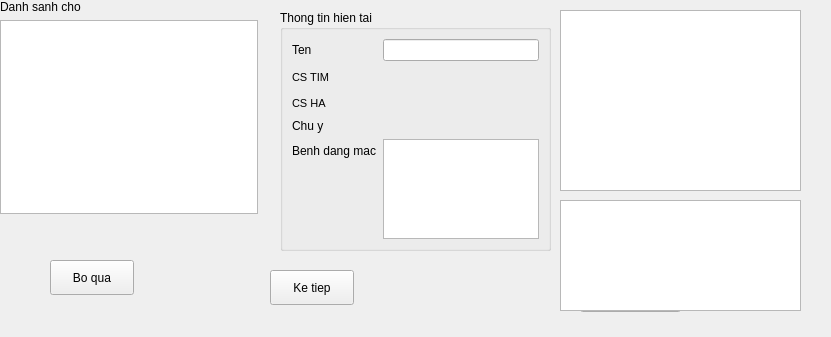
xdien/tcmr, file tiemngua.ui: the form before one commit.
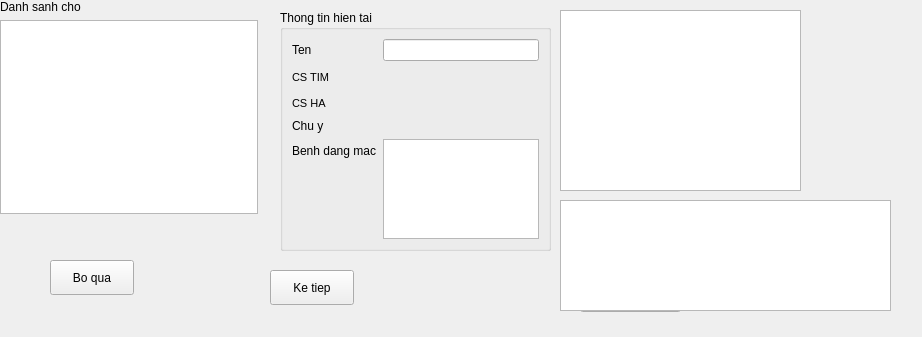
The form after the commit.

```diff
--- a/tiemngua.ui
+++ b/tiemngua.ui
@@ -6,7 +6,7 @@
    <rect>
     <x>0</x>
     <y>0</y>
-    <width>831</width>
+    <width>922</width>
     <height>337</height>
    </rect>
   </property>
@@ -252,7 +252,7 @@
      <rect>
       <x>560</x>
       <y>200</y>
-      <width>241</width>
+      <width>331</width>
       <height>111</height>
      </rect>
     </property>
```
